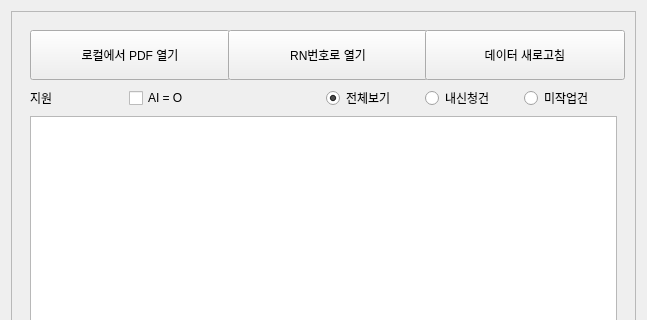
This is ui/pdf_load_area.ui in Glen-Lee-glitch/new_viewer as Qt 5 draws it before an edit; both pictures show x 0 to 647 and y 0 to 320 of the 647 by 722 pixel window. The edited form follows.
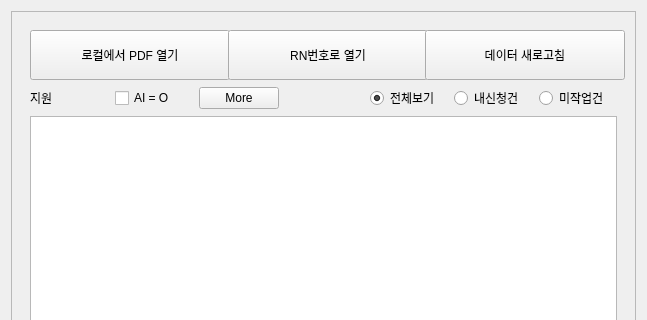
This is the edited form.

Commit message:
feat(ui): pdf_load_area 에 'More' 버튼 ui만 추가
- 추후에 더 많은 row가 보이는 창이 연결되도록 추가 예정

Diff of the .ui file:
```diff
--- a/ui/pdf_load_area.ui
+++ b/ui/pdf_load_area.ui
@@ -188,6 +188,13 @@
                 </property>
                </widget>
               </item>
+              <item>
+               <widget class="QPushButton" name="pushButton_more">
+                <property name="text">
+                 <string>More</string>
+                </property>
+               </widget>
+              </item>
               <item>
                <widget class="QLabel" name="necessary_apply_count_label">
                 <property name="text">
```
